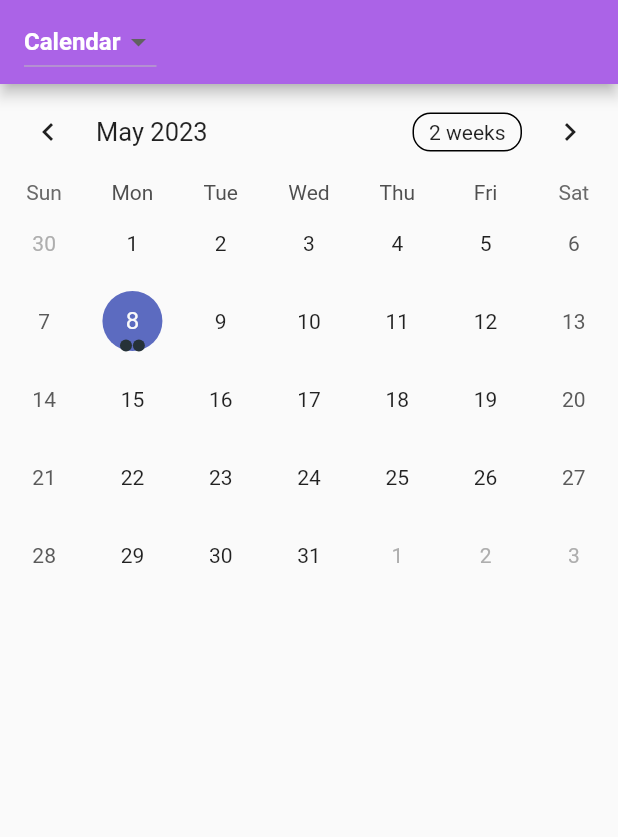
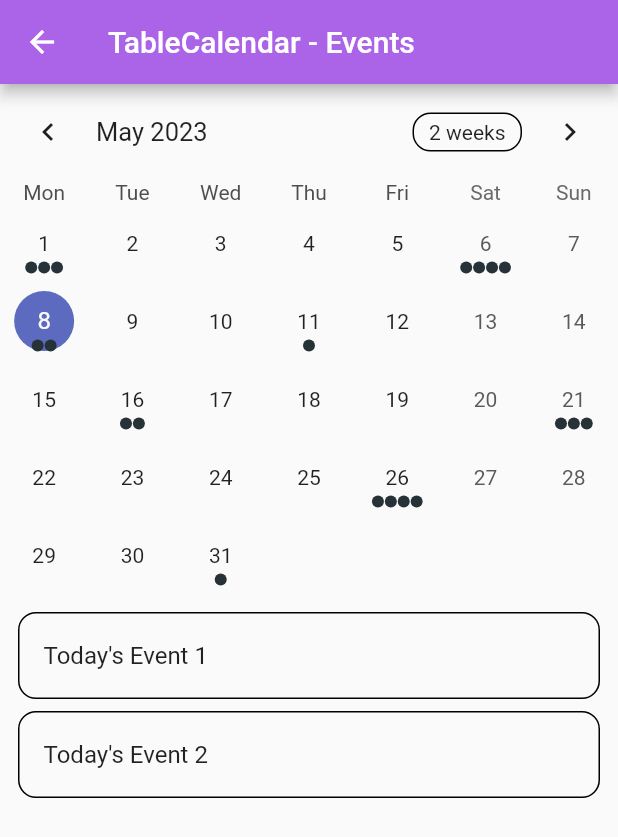
Before and after one commit to EarthLight72100/Jeson-Repository, a Flutter app: the CalendarPage screen opened directly, on a phone screen of 412 x 824 dp. Shown: the top 837 px of the screen. Run offline on Flutter 3.47's test engine with Material 2 defaults, Android fonts, the light colour scheme and no system bars; drawn by our look-alikes of table_calendar; our stand-ins replace firebase_auth, firebase_core, firebase_database, font_awesome_flutter; accounts and stored records are empty.

Commit message:
Minor Refactoring
changed some code to prepare for the eventual calendar feature implementation

```diff
--- a/jeson-new-app-main/lib/calendar.dart
+++ b/jeson-new-app-main/lib/calendar.dart
@@ -2,54 +2,63 @@
 import 'package:flutter/material.dart';
 import 'home.dart';
 import 'classes.dart';
+import 'utils.dart';
 import 'package:table_calendar/table_calendar.dart';
 
 //Event class used from https://github.com/aleksanderwozniak/table_calendar/blob/master/example/lib/utils.dart
-class Event {
-  final String title;
+// class Event {
+//   final String title;
 
-  const Event(this.title);
+//   const Event(this.title);
+
+//   @override
+//   String toString() => title;
+// }
+
+class CalendarPage extends StatefulWidget {
+  const CalendarPage({Key? key, required this.credential}) : super(key: key);
+  final String credential;
 
   @override
-  String toString() => title;
+  State<CalendarPage> createState() => CalendarState();
 }
 
 class CalendarState extends State<CalendarPage> {
   late final ValueNotifier<List<Event>> _selectedEvents;
-  var _value = " ";
-  var _calendarFormat = CalendarFormat.month;
-  var _focusedDay = DateTime.now();
-  var _startingDay = DateTime.now();
+  CalendarFormat _calendarFormat = CalendarFormat.month;
+  RangeSelectionMode _rangeSelectionMode = RangeSelectionMode
+      .toggledOff; // Can be toggled on/off by longpressing a date
+  DateTime _focusedDay = DateTime.now();
   DateTime? _selectedDay;
   DateTime? _rangeStart;
   DateTime? _rangeEnd;
-  RangeSelectionMode _rangeSelectionMode = RangeSelectionMode.toggledOff;
-  //events = {}
-  var _events = new HashMap();
-  //events[key] = value;
-  var testList = [Event("Eat Pizza"), Event("Sneeze")];
-
-  //the below "getter" allows us to access the private information outside of the class
-  get events {
-    return this._events;
-  }
 
   @override
   void initState() {
     super.initState();
+
     _selectedDay = _focusedDay;
-    int id = GetID(_startingDay);
-    _events[id] = testList;
-    _selectedEvents = ValueNotifier(GetEventsForDay(_selectedDay!));
+    _selectedEvents = ValueNotifier(_getEventsForDay(_selectedDay!));
   }
 
-  int GetID(DateTime day) {
-    return day.day * 1000000 + day.month * 10000 + day.year;
+  @override
+  void dispose() {
+    _selectedEvents.dispose();
+    super.dispose();
   }
 
-  List<Event> GetEventsForDay(DateTime day) {
-    int temp = GetID(day);
-    return _events[temp] ?? [];
+  List<Event> _getEventsForDay(DateTime day) {
+    // Implementation example
+    return kEvents[day] ?? [];
+  }
+
+  List<Event> _getEventsForRange(DateTime start, DateTime end) {
+    // Implementation example
+    final days = daysInRange(start, end);
+
+    return [
+      for (final d in days) ..._getEventsForDay(d),
+    ];
   }
 
   void _onDaySelected(DateTime selectedDay, DateTime focusedDay) {
@@ -62,7 +71,26 @@
         _rangeSelectionMode = RangeSelectionMode.toggledOff;
       });
 
-      _selectedEvents.value = GetEventsForDay(selectedDay);
+      _selectedEvents.value = _getEventsForDay(selectedDay);
+    }
+  }
+
+  void _onRangeSelected(DateTime? start, DateTime? end, DateTime focusedDay) {
+    setState(() {
+      _selectedDay = null;
+      _focusedDay = focusedDay;
+      _rangeStart = start;
+      _rangeEnd = end;
+      _rangeSelectionMode = RangeSelectionMode.toggledOn;
+    });
+
+    // `start` or `end` could be null
+    if (start != null && end != null) {
+      _selectedEvents.value = _getEventsForRange(start, end);
+    } else if (start != null) {
+      _selectedEvents.value = _getEventsForDay(start);
+    } else if (end != null) {
+      _selectedEvents.value = _getEventsForDay(end);
     }
   }
 
@@ -70,86 +98,197 @@
   Widget build(BuildContext context) {
     return Scaffold(
       appBar: AppBar(
-        automaticallyImplyLeading: false,
-        title: DropdownButton<String>(
-          dropdownColor: const Color(0xFFAB63E7),
-          value: "Calendar",
-          items: const <DropdownMenuItem<String>>[
-            DropdownMenuItem(
-              value: 'Home',
-              child: Text('Home',
-                  style: TextStyle(
-                      color: Colors.white, fontWeight: FontWeight.bold)),
+        title: Text('TableCalendar - Events'),
       ),
-            // DropdownMenuItem(
-            //     child: const Text('Classes'),
-            //     value: 'Classes'
-            // ),
-            DropdownMenuItem(
-                value: 'Calendar',
-                child: Text('Calendar',
-                    style: TextStyle(
-                        color: Colors.white, fontWeight: FontWeight.bold))),
-          ],
-          onChanged: (String? value) {
-            setState(() => _value = value!);
-            if (_value == "Home") {
-              //TODO - jump to class page; fix the next few lines
-              Navigator.push(
-                context,
-                MaterialPageRoute(
-                    builder: (context) =>
-                        const HomeScreen(credential: "98765")),
-              );
-            }
-            // if (_value == "Classes") {
-            //   Navigator.push(
-            //     context,
-            //     MaterialPageRoute(
-            //         builder: (context) => const PageTwo(credential: "98765")),
-            //   );
-            // }
-          },
+      body: Column(
+        children: [
+          TableCalendar<Event>(
+            firstDay: kFirstDay,
+            lastDay: kLastDay,
+            focusedDay: _focusedDay,
+            selectedDayPredicate: (day) => isSameDay(_selectedDay, day),
+            rangeStartDay: _rangeStart,
+            rangeEndDay: _rangeEnd,
+            calendarFormat: _calendarFormat,
+            rangeSelectionMode: _rangeSelectionMode,
+            eventLoader: _getEventsForDay,
+            startingDayOfWeek: StartingDayOfWeek.monday,
+            calendarStyle: CalendarStyle(
+              // Use `CalendarStyle` to customize the UI
+              outsideDaysVisible: false,
             ),
-      ),
-      body: TableCalendar(
-        firstDay: DateTime.utc(2000, 01, 01),
-        lastDay: DateTime.utc(2050, 12, 31),
-        focusedDay: _focusedDay,
-        calendarFormat: _calendarFormat,
-        selectedDayPredicate: (day) {
-          // Use `selectedDayPredicate` to determine which day is currently selected.
-          // If this returns true, then `day` will be marked as selected.
-
-          // Using `isSameDay` is recommended to disregard
-          // the time-part of compared DateTime objects.
-          return isSameDay(_selectedDay, day);
-        },
             onDaySelected: _onDaySelected,
+            onRangeSelected: _onRangeSelected,
             onFormatChanged: (format) {
               if (_calendarFormat != format) {
-            // Call `setState()` when updating calendar format
                 setState(() {
                   _calendarFormat = format;
                 });
               }
             },
             onPageChanged: (focusedDay) {
-          // No need to call `setState()` here
               _focusedDay = focusedDay;
             },
-        eventLoader: (day) {
-          return GetEventsForDay(day);
+          ),
+          const SizedBox(height: 8.0),
+          Expanded(
+            child: ValueListenableBuilder<List<Event>>(
+              valueListenable: _selectedEvents,
+              builder: (context, value, _) {
+                return ListView.builder(
+                  itemCount: value.length,
+                  itemBuilder: (context, index) {
+                    return Container(
+                      margin: const EdgeInsets.symmetric(
+                        horizontal: 12.0,
+                        vertical: 4.0,
+                      ),
+                      decoration: BoxDecoration(
+                        border: Border.all(),
+                        borderRadius: BorderRadius.circular(12.0),
+                      ),
+                      child: ListTile(
+                        onTap: () => print('${value[index]}'),
+                        title: Text('${value[index]}'),
+                      ),
+                    );
                   },
+                );
+              },
+            ),
+          ),
+        ],
       ),
     );
   }
+
+  // late final ValueNotifier<List<Event>> _selectedEvents;
+  // var _value = " ";
+  // var _calendarFormat = CalendarFormat.month;
+  // var _focusedDay = DateTime.now();
+  // var _startingDay = DateTime.now();
+  // DateTime? _selectedDay;
+  // DateTime? _rangeStart;
+  // DateTime? _rangeEnd;
+  // RangeSelectionMode _rangeSelectionMode = RangeSelectionMode.toggledOff;
+  // //events = {}
+  // var _events = new HashMap();
+  // //events[key] = value;
+  // var testList = [Event("Eat Pizza"), Event("Sneeze")];
+
+  // //the below "getter" allows us to access the private information outside of the class
+  // get events {
+  //   return this._events;
+  // }
+
+  // @override
+  // void initState() {
+  //   super.initState();
+  //   _selectedDay = _focusedDay;
+  //   int id = GetID(_startingDay);
+  //   _events[id] = testList;
+  //   _selectedEvents = ValueNotifier(GetEventsForDay(_selectedDay!));
+  // }
+
+  // int GetID(DateTime day) {
+  //   return day.day * 1000000 + day.month * 10000 + day.year;
+  // }
+
+  // List<Event> GetEventsForDay(DateTime day) {
+  //   int temp = GetID(day);
+  //   return _events[temp] ?? [];
+  // }
+
+  // void _onDaySelected(DateTime selectedDay, DateTime focusedDay) {
+  //   if (!isSameDay(_selectedDay, selectedDay)) {
+  //     setState(() {
+  //       _selectedDay = selectedDay;
+  //       _focusedDay = focusedDay;
+  //       _rangeStart = null; // Important to clean those
+  //       _rangeEnd = null;
+  //       _rangeSelectionMode = RangeSelectionMode.toggledOff;
+  //     });
+
+  //     _selectedEvents.value = GetEventsForDay(selectedDay);
+  //   }
+  // }
+
+  // @override
+  // Widget build(BuildContext context) {
+  //   return Scaffold(
+  //     appBar: AppBar(
+  //       automaticallyImplyLeading: false,
+  //       title: DropdownButton<String>(
+  //         dropdownColor: const Color(0xFFAB63E7),
+  //         value: "Calendar",
+  //         items: const <DropdownMenuItem<String>>[
+  //           DropdownMenuItem(
+  //             value: 'Home',
+  //             child: Text('Home',
+  //                 style: TextStyle(
+  //                     color: Colors.white, fontWeight: FontWeight.bold)),
+  //           ),
+  //           // DropdownMenuItem(
+  //           //     child: const Text('Classes'),
+  //           //     value: 'Classes'
+  //           // ),
+  //           DropdownMenuItem(
+  //               value: 'Calendar',
+  //               child: Text('Calendar',
+  //                   style: TextStyle(
+  //                       color: Colors.white, fontWeight: FontWeight.bold))),
+  //         ],
+  //         onChanged: (String? value) {
+  //           setState(() => _value = value!);
+  //           if (_value == "Home") {
+  //             //TODO - jump to class page; fix the next few lines
+  //             Navigator.push(
+  //               context,
+  //               MaterialPageRoute(
+  //                   builder: (context) =>
+  //                       const HomeScreen(credential: "98765")),
+  //             );
+  //           }
+  //           // if (_value == "Classes") {
+  //           //   Navigator.push(
+  //           //     context,
+  //           //     MaterialPageRoute(
+  //           //         builder: (context) => const PageTwo(credential: "98765")),
+  //           //   );
+  //           // }
+  //         },
+  //       ),
+  //     ),
+  //     body: TableCalendar(
+  //       firstDay: DateTime.utc(2000, 01, 01),
+  //       lastDay: DateTime.utc(2050, 12, 31),
+  //       focusedDay: _focusedDay,
+  //       calendarFormat: _calendarFormat,
+  //       selectedDayPredicate: (day) {
+  //         // Use `selectedDayPredicate` to determine which day is currently selected.
+  //         // If this returns true, then `day` will be marked as selected.
+
+  //         // Using `isSameDay` is recommended to disregard
+  //         // the time-part of compared DateTime objects.
+  //         return isSameDay(_selectedDay, day);
+  //       },
+  //       onDaySelected: _onDaySelected,
+  //       onFormatChanged: (format) {
+  //         if (_calendarFormat != format) {
+  //           // Call `setState()` when updating calendar format
+  //           setState(() {
+  //             _calendarFormat = format;
+  //           });
+  //         }
+  //       },
+  //       onPageChanged: (focusedDay) {
+  //         // No need to call `setState()` here
+  //         _focusedDay = focusedDay;
+  //       },
+  //       eventLoader: (day) {
+  //         return GetEventsForDay(day);
+  //       },
+  //     ),
+  //   );
+  // }
 }
-
-class CalendarPage extends StatefulWidget {
-  const CalendarPage({Key? key, required this.credential}) : super(key: key);
-  final String credential;
-
-  @override
-  State<CalendarPage> createState() => CalendarState();
-}
--- /dev/null
+++ b/jeson-new-app-main/lib/utils.dart
@@ -0,0 +1,52 @@
+// Copyright 2019 Aleksander Woźniak
+// SPDX-License-Identifier: Apache-2.0
+
+import 'dart:collection';
+
+import 'package:table_calendar/table_calendar.dart';
+
+/// Example event class.
+class Event {
+  final String title;
+
+  const Event(this.title);
+
+  @override
+  String toString() => title;
+}
+
+/// Example events.
+///
+/// Using a [LinkedHashMap] is highly recommended if you decide to use a map.
+final kEvents = LinkedHashMap<DateTime, List<Event>>(
+  equals: isSameDay,
+  hashCode: getHashCode,
+)..addAll(_kEventSource);
+
+final _kEventSource = Map.fromIterable(List.generate(50, (index) => index),
+    key: (item) => DateTime.utc(kFirstDay.year, kFirstDay.month, item * 5),
+    value: (item) => List.generate(
+        item % 4 + 1, (index) => Event('Event $item | ${index + 1}')))
+  ..addAll({
+    kToday: [
+      Event('Today\'s Event 1'),
+      Event('Today\'s Event 2'),
+    ],
+  });
+
+int getHashCode(DateTime key) {
+  return key.day * 1000000 + key.month * 10000 + key.year;
+}
+
+/// Returns a list of [DateTime] objects from [first] to [last], inclusive.
+List<DateTime> daysInRange(DateTime first, DateTime last) {
+  final dayCount = last.difference(first).inDays + 1;
+  return List.generate(
+    dayCount,
+    (index) => DateTime.utc(first.year, first.month, first.day + index),
+  );
+}
+
+final kToday = DateTime.now();
+final kFirstDay = DateTime(kToday.year, kToday.month - 3, kToday.day);
+final kLastDay = DateTime(kToday.year, kToday.month + 3, kToday.day);
```
Also changed, not shown: jeson-new-app-main/lib/home.dart (+41 -17 lines). Lines whose indentation alone changed are shown as unchanged.
